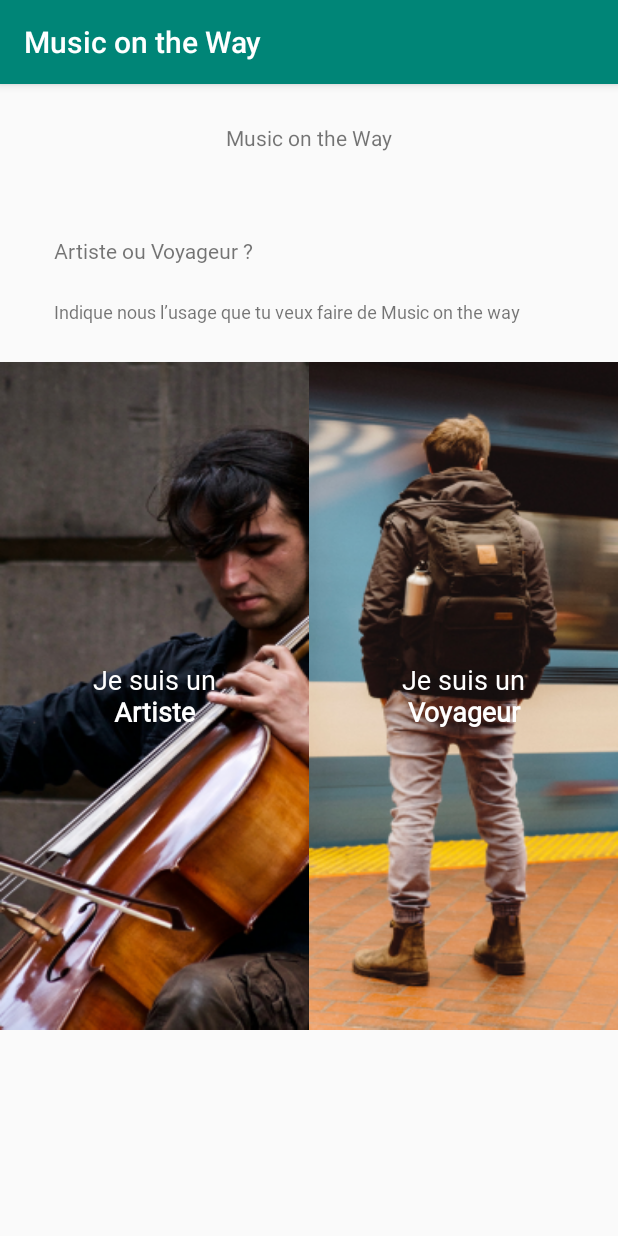
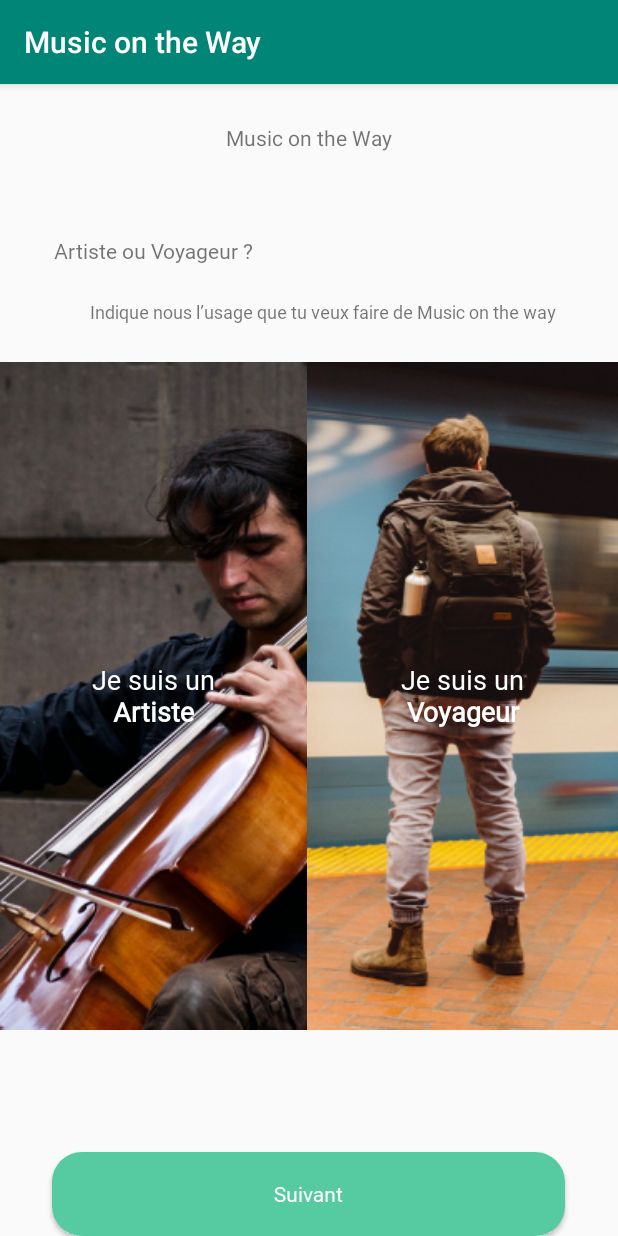
Before and after one commit to UlysseGebe/Music-on-the-Way, an Android app: the screen it shows after launch (MainActivity), on a phone screen of 412 x 824 dp. Run offline under Robolectric (Android 15) with nearby library versions, the phone set to English and light mode, and no system bars.

Commit message:
first page

```diff
--- /dev/null
+++ b/app/src/main/res/drawable/rounded_shape_green.xml
@@ -0,0 +1,17 @@
+<shape
+    xmlns:android="http://schemas.android.com/apk/res/android"
+    android:shape="rectangle"   >
+
+    <solid
+        android:color="@color/widgetColor" >
+    </solid>
+
+    <corners
+        android:radius="20dp" >
+    </corners>
+
+
+
+
+
+</shape>
--- a/app/src/main/res/layout/activity_main.xml
+++ b/app/src/main/res/layout/activity_main.xml
@@ -21,15 +21,16 @@
         android:id="@+id/layout"
         android:layout_width="match_parent"
         android:layout_height="wrap_content"
-        android:layout_marginStart="24dp"
-        android:orientation="vertical">
+        android:orientation="vertical"
+        android:layout_marginStart="24dp">
 
         <TextView
             android:layout_width="match_parent"
             android:layout_height="24dp"
             android:layout_marginTop="56dp"
             android:fontFamily="@font/bwmodelicass01_bold"
-            android:text="@string/ArtisteouVoyageur" />
+            android:text="@string/ArtisteouVoyageur"
+            />
 
         <TextView
             android:id="@+id/soustitre"
@@ -38,20 +39,26 @@
             android:layout_marginTop="18dp"
             android:fontFamily="@font/aller_rg"
             android:text="@string/soustitre"
-            android:textSize="12sp" />
+            android:textSize="12sp"
+            android:layout_marginStart="24dp"/>
 
     </LinearLayout>
 
-    <LinearLayout
+    <RelativeLayout
+        android:id="@+id/choice"
         android:layout_width="match_parent"
         android:layout_height="wrap_content"
         android:layout_marginTop="25dp"
         android:orientation="horizontal">
 
+        <LinearLayout
+            android:layout_width="match_parent"
+            android:layout_height="wrap_content"
+            android:orientation="horizontal">
 
             <Button
                 android:id="@+id/landToArtiste"
-            android:layout_width="match_parent"
+                android:layout_width="wrap_content"
                 android:layout_height="wrap_content"
                 android:layout_weight="1"
                 android:background="@drawable/artiste"
@@ -62,17 +69,27 @@
 
             <Button
                 android:id="@+id/landToVoyageur"
-            android:layout_width="match_parent"
+                android:layout_width="wrap_content"
                 android:layout_height="wrap_content"
                 android:layout_weight="1"
                 android:background="@drawable/voyageur"
                 android:fontFamily="@font/aller_lt"
                 android:textAppearance="@style/TextAppearance.AppCompat.Body1"
                 android:textColor="@color/white"
-            android:textSize="18sp"/>
+                android:textSize="18sp" />
+
+        </LinearLayout>
+
+        <Button
+            android:id="@+id/choseButton"
+            style="@style/MusicStationMetroButton"
+            android:layout_marginBottom="16dp"
+            android:layout_centerHorizontal="true"
+            android:layout_alignParentBottom="true"
+            android:text="@string/Suivant" />
+
+
+    </RelativeLayout>
 
 
 </LinearLayout>
-
-
-</LinearLayout>
--- a/app/src/main/res/values/strings.xml
+++ b/app/src/main/res/values/strings.xml
@@ -11,7 +11,7 @@
     <string name="IAM">Je suis un</string>
     <string name="artiste">Artiste</string>
     <string name="voyageur">Voyageur</string>
-
+    <string name="Suivant">Suivant</string>
 
 
 </resources>
--- a/app/src/main/res/values/styles.xml
+++ b/app/src/main/res/values/styles.xml
@@ -8,4 +8,14 @@
         <item name="colorAccent">@color/colorAccent</item>
     </style>
 
+    <style name="MusicStationMetroButton">
+        <item name="android:background">@drawable/rounded_shape_green</item>
+        <item name="android:textColor">@color/white</item>
+        <item name="android:layout_width">342dp</item>
+        <item name="android:layout_height">56dp</item>
+        <item name="android:fontFamily">@font/aller_bd</item>
+        <item name="android:textAllCaps">false</item>
+        <item name="android:textSize">14dp</item>
+    </style>
+
 </resources>
```
Also changed, not shown: app/src/main/res/drawable/rounded_shape_blue.xml (added, +15 -0 lines), app/src/main/res/drawable/rounded_shape_green_unselected.xml (added, +17 -0 lines), app/src/main/res/drawable/rounded_shape_grey.xml (added, +17 -0 lines). Lines whose indentation alone changed are shown as unchanged.
